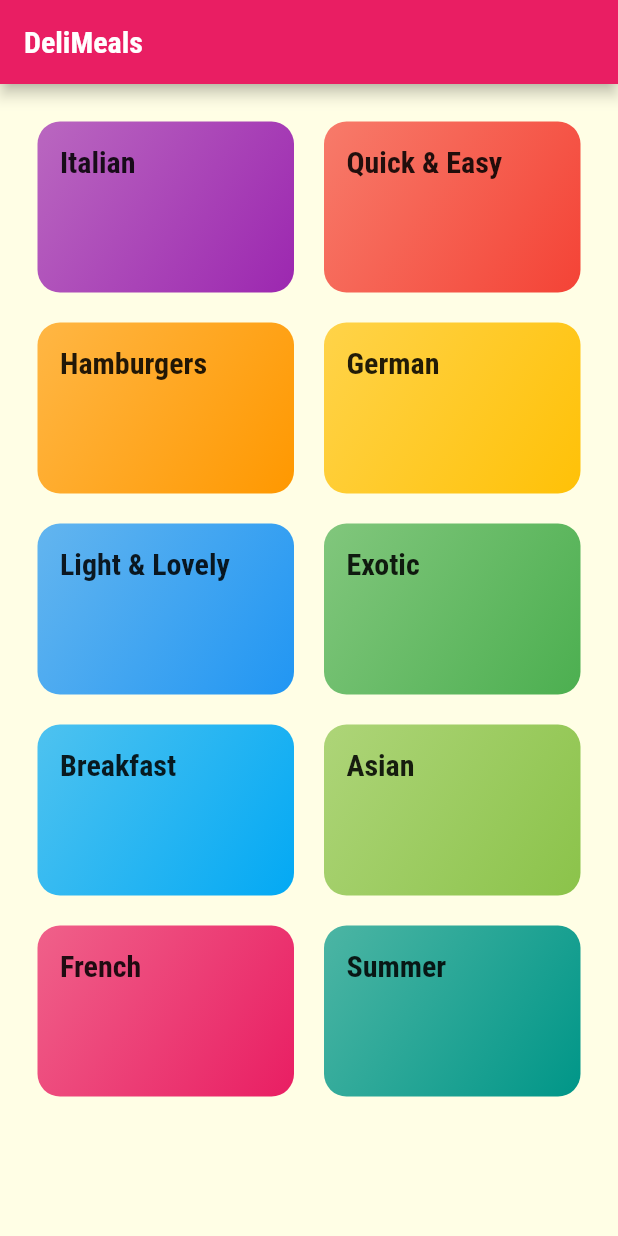
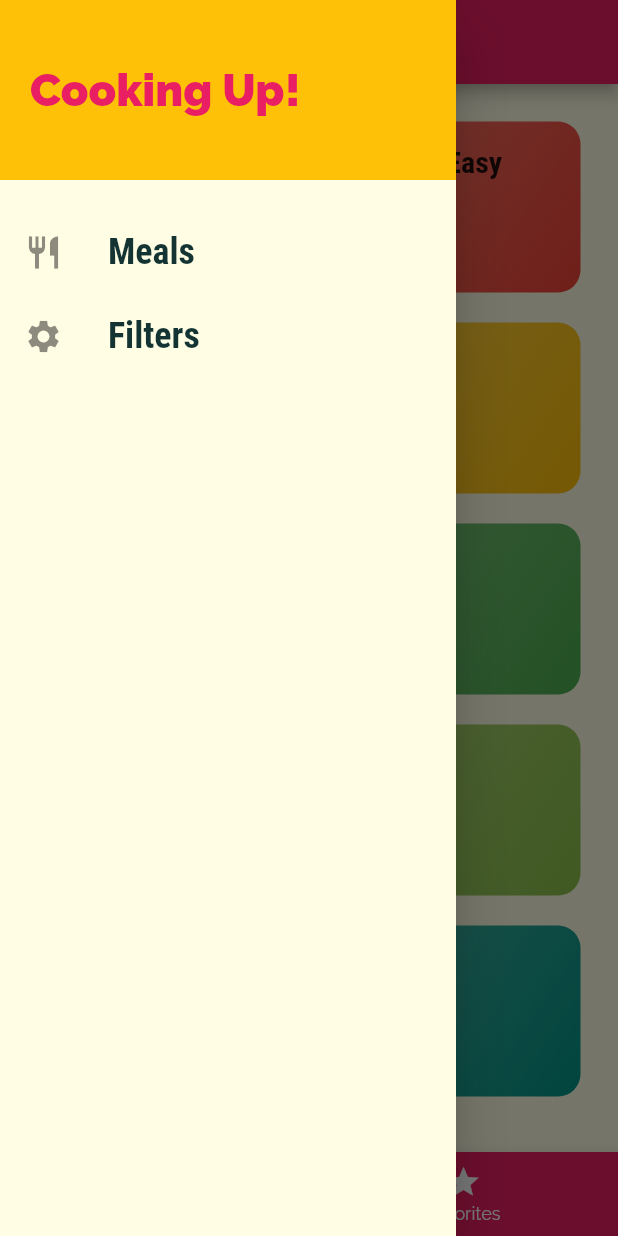
Before and after one commit to dangtathanh/flutter-meals, a Flutter app: the screen it shows after launch, with the side drawer open (before the commit the screen has no drawer), on a phone screen of 412 x 824 dp. Run offline on Flutter 3.47's test engine with Material 2 defaults, Android fonts, the phone set to English and light mode, and no system bars.

```diff
--- a/lib/categories_screen.dart
+++ /dev/null
@@ -1,32 +0,0 @@
-import 'package:flutter/material.dart';
-
-import '../category_item.dart';
-import '../dummy_data.dart';
-
-class CategoriesScreen extends StatelessWidget {
-  @override
-  Widget build(BuildContext context) {
-    return Scaffold(
-      appBar: AppBar(
-        title: const Text('DeliMeals'),
-      ),
-      body: GridView(
-        padding: const EdgeInsets.all(25),
-        children: DUMMY_CATEGORIES
-            .map(
-              (e) => CategoryItem(
-                e.id,
-                e.title,
-                e.color,
-              ),
-            )
-            .toList(),
-        gridDelegate: const SliverGridDelegateWithMaxCrossAxisExtent(
-            maxCrossAxisExtent: 200,
-            childAspectRatio: 1.5,
-            crossAxisSpacing: 20,
-            mainAxisSpacing: 20),
-      ),
-    );
-  }
-}
--- a/lib/main.dart
+++ b/lib/main.dart
@@ -1,7 +1,9 @@
 import 'package:flutter/material.dart';
 
-import '../categories_screen.dart';
-import '../category_meals_screen.dart';
+import './screens/tabs_screen.dart';
+import './screens/category_meals_screen.dart';
+import './screens/meal_detail_screen.dart';
+import './screens/filter_screen.dart';
 
 void main() => runApp(MyApp());
 
@@ -12,13 +14,12 @@ class MyApp extends StatelessWidget {
     return MaterialApp(
       title: 'DeliMeals',
       theme: ThemeData(
-        colorScheme: ColorScheme.fromSwatch(primarySwatch: Colors.pink)
-            .copyWith(secondary: Colors.amber),
+        primarySwatch: Colors.pink,
+        accentColor: Colors.amber,
         canvasColor: const Color.fromRGBO(255, 254, 229, 1),
         fontFamily: 'Raleway',
         textTheme: ThemeData.light().textTheme.copyWith(
-          bodyText1: const TextStyle(
-            color: Color.fromRGBO(20, 51, 51, 1)
+              bodyText1: const TextStyle(color: Color.fromRGBO(20, 51, 51, 1)
           ),
           bodyText2: const TextStyle(
             color: Color.fromRGBO(20, 51, 51, 1)
@@ -31,9 +32,12 @@ class MyApp extends StatelessWidget {
         ),
       ),
       // home: CategoriesScreen(),
+      initialRoute: '/',
       routes: {
-        '/': (ctx) => CategoriesScreen(),
-        CategoryMealsScreen.routeName: (ctx) => CategoryMealsScreen()
+        '/': (ctx) => TabsScreen(),
+        CategoryMealsScreen.routeName: (ctx) => CategoryMealsScreen(),
+        MealDetailScreen.routeName: (ctx) => MealDetailScreen(),
+        FilterScreen.routeName: (ctx) => FilterScreen()
       },
     );
   }
--- /dev/null
+++ b/lib/screens/categories_screen.dart
@@ -0,0 +1,27 @@
+import 'package:flutter/material.dart';
+
+import '../widgets/category_item.dart';
+import '../dummy_data.dart';
+
+class CategoriesScreen extends StatelessWidget {
+  @override
+  Widget build(BuildContext context) {
+    return GridView(
+      padding: const EdgeInsets.all(25),
+      children: DUMMY_CATEGORIES
+          .map(
+            (e) => CategoryItem(
+              e.id,
+              e.title,
+              e.color,
+            ),
+          )
+          .toList(),
+      gridDelegate: const SliverGridDelegateWithMaxCrossAxisExtent(
+          maxCrossAxisExtent: 200,
+          childAspectRatio: 1.5,
+          crossAxisSpacing: 20,
+          mainAxisSpacing: 20),
+    );
+  }
+}
--- /dev/null
+++ b/lib/screens/filter_screen.dart
@@ -0,0 +1,20 @@
+import '../widgets/main_drawer.dart';
+import 'package:flutter/material.dart';
+
+class FilterScreen extends StatelessWidget {
+
+  static String routeName = '/filters';
+
+  @override
+  Widget build(BuildContext context) {
+    return Scaffold(
+      appBar: AppBar(
+        title: Text('Your Filters'),
+      ),
+      drawer: MainDrawer(),
+      body: Container(
+
+      ),
+    );
+  }
+}
--- /dev/null
+++ b/lib/screens/tabs_screen.dart
@@ -0,0 +1,62 @@
+import 'package:flutter/material.dart';
+
+import '../screens/categories_screen.dart';
+import '../screens/favorites_screen.dart';
+import '../widgets/main_drawer.dart';
+
+class TabsScreen extends StatefulWidget {
+  @override
+  _TabsScreenState createState() => _TabsScreenState();
+}
+
+class _TabsScreenState extends State<TabsScreen> {
+  final List<Map<String, Object>> _pages = [
+    {
+      'page': CategoriesScreen(),
+      'title': 'Categories',
+    },
+    {
+      'page': FavoritesScreen(),
+      'title': 'Your favorites',
+    },
+  ];
+
+  int _pageIndex = 0;
+
+  void _selectPage(index) {
+    setState(() {
+      _pageIndex = index;
+    });
+  }
+
+  @override
+  Widget build(BuildContext context) {
+    return Scaffold(
+      appBar: AppBar(
+        title: Text(_pages[_pageIndex]['title'] as String),
+      ),
+      drawer: MainDrawer(),
+      body: _pages[_pageIndex]['page'] as Widget,
+      bottomNavigationBar: BottomNavigationBar(
+        onTap: _selectPage,
+        backgroundColor: Theme.of(context).primaryColor,
+        unselectedItemColor: Colors.white,
+        selectedItemColor: Theme.of(context).accentColor,
+        currentIndex: _pageIndex,
+        type: BottomNavigationBarType.fixed,
+        items: [
+          BottomNavigationBarItem(
+            backgroundColor: Theme.of(context).primaryColor,
+            icon: const Icon(Icons.category),
+            label: 'Categories'
+          ),
+          BottomNavigationBarItem(
+            backgroundColor: Theme.of(context).primaryColor,
+            icon: const Icon(Icons.star),
+            label: 'Favorites'
+          ),
+        ]
+      ,),
+    );
+  }
+}
--- a/lib/category_item.dart
+++ b/lib/widgets/category_item.dart
@@ -1,6 +1,6 @@
 import 'package:flutter/material.dart';
 
-import '../category_meals_screen.dart';
+import '../screens/category_meals_screen.dart';
 
 class CategoryItem extends StatelessWidget {
   final String id;
@@ -13,7 +13,7 @@ class CategoryItem extends StatelessWidget {
       CategoryMealsScreen.routeName,
       arguments: {
         'id': id,
-        'name': title,
+        'title': title,
       },
     );
   }
--- /dev/null
+++ b/lib/widgets/main_drawer.dart
@@ -0,0 +1,58 @@
+import 'package:flutter/material.dart';
+
+import '../screens/filter_screen.dart';
+
+class MainDrawer extends StatelessWidget {
+
+  Widget buildListTile(String title, IconData icon, void Function() tapHandler) {
+    return ListTile(
+      leading: Icon(
+        icon,
+        size: 26,
+      ),
+      title: Text(
+        title,
+        style: const TextStyle(
+          fontFamily: 'RobotoCondensed',
+          fontSize: 24,
+          fontWeight: FontWeight.bold,
+        ),
+      ),
+      onTap: tapHandler,
+    );
+  }
+
+  @override
+  Widget build(BuildContext context) {
+    return Drawer(
+      child: Column(
+        children: [
+          Container(
+            height: 120,
+            width: double.infinity,
+            padding: const EdgeInsets.all(20),
+            alignment: Alignment.centerLeft,
+            color: Theme.of(context).accentColor,
+            child: Text(
+              'Cooking Up!',
+              style: TextStyle(
+                fontWeight: FontWeight.w900,
+                fontSize: 30,
+                color: Theme.of(context).primaryColor
+              ),
+            ),
+          ),
+          const SizedBox(
+            height: 20,
+          ),
+          buildListTile('Meals', Icons.restaurant, () {
+            Navigator.of(context).pushReplacementNamed('/');
+          }),
+          buildListTile('Filters', Icons.settings, (){
+            Navigator.of(context).pushReplacementNamed(FilterScreen.routeName);
+          }),
+        ],
+      ),
+    );
+  }
+}
```
Also changed, not shown: lib/category_meals_screen.dart (deleted, +0 -29 lines), lib/dummy_data.dart (+20 -20 lines), lib/models/meal.dart (+6 -6 lines), lib/screens/category_meals_screen.dart (added, +73 -0 lines), lib/screens/favorites_screen.dart (added, +11 -0 lines), lib/screens/meal_detail_screen.dart (added, +102 -0 lines), lib/widgets/meal_item.dart (added, +156 -0 lines).
